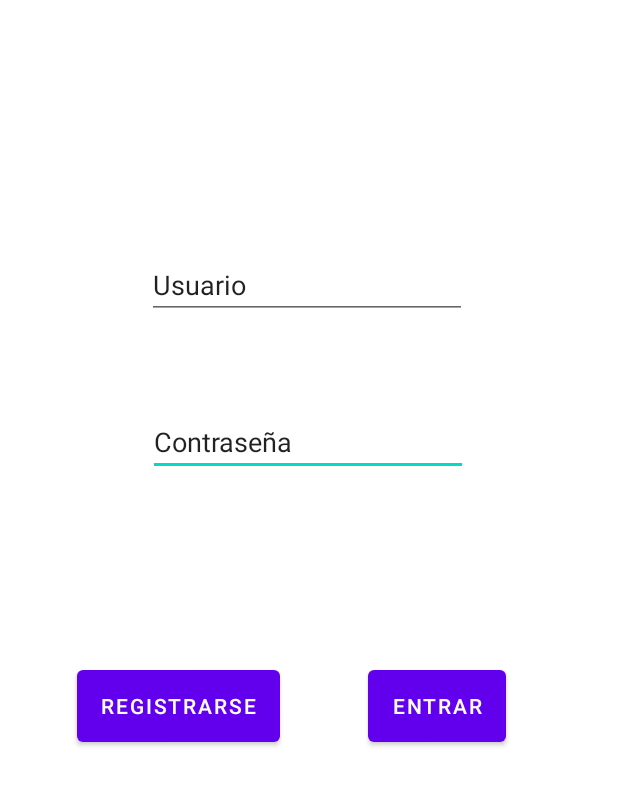
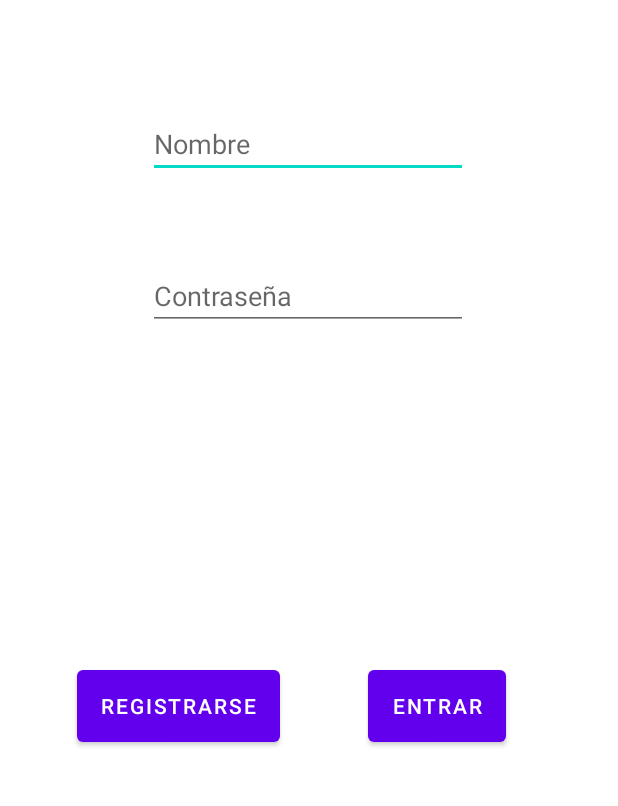
Before and after one commit to yushelit/GestorNotas, an Android app: the screen it shows after launch (MainActivity), after a tap on "ENTRAR", on a phone screen of 412 x 824 dp, the part 223-1029 px from its top. Run offline under Robolectric (Android 15) with nearby library versions, the phone set to English and light mode, and no system bars.

Commit message:
Registro completado

```diff
--- a/app/src/main/java/Modelo/Usuario.kt
+++ b/app/src/main/java/Modelo/Usuario.kt
@@ -1,8 +1,5 @@
 package com.example.Modelo
 
-import kotlinx.serialization.Serializable
-
-@Serializable
 data class Usuario( var id:Int,
                     var nombre:String,
-                    var password:String)
+                    var password:String):java.io.Serializable
--- a/app/src/main/java/com/example/gestornotas/Api/ServiceBuilder.kt
+++ b/app/src/main/java/com/example/gestornotas/Api/ServiceBuilder.kt
@@ -10,7 +10,7 @@ object ServiceBuilder {
     val client = OkHttpClient.Builder().build()
 
     val url = "http://192.168.1.111:8080"
-//    val url = "http://192.168.209.103:8080"
+//    val url = "192.168.209.71:8080"
 
 
     private val retrofit = Retrofit.Builder()
--- a/app/src/main/java/com/example/gestornotas/MainActivity.kt
+++ b/app/src/main/java/com/example/gestornotas/MainActivity.kt
@@ -20,8 +20,8 @@ class MainActivity : AppCompatActivity() {
         setContentView(binding.root)
 
         binding.btnLogin.setOnClickListener {
-            if (binding.editTextTextPersonName.text.trim().isNotEmpty() && binding.editTextPassword.text.trim().isNotEmpty()){
-                getBuscarUnUsuario(binding.editTextTextPersonName.text.toString(), binding.editTextPassword.text.toString())
+            if (binding.textName.text.trim().isNotEmpty() && binding.textPassword.text.trim().isNotEmpty()){
+                getBuscarUnUsuario(binding.textName.text.toString(), binding.textPassword.text.toString())
             }else{
                 Toast.makeText(this@MainActivity, "Campos Vacios", Toast.LENGTH_SHORT).show()
             }
--- a/app/src/main/res/layout/activity_main.xml
+++ b/app/src/main/res/layout/activity_main.xml
@@ -5,34 +5,6 @@
     android:layout_width="match_parent"
     android:layout_height="match_parent"
     tools:context=".MainActivity">
-
-    <EditText
-        android:id="@+id/editTextPassword"
-        android:layout_width="wrap_content"
-        android:layout_height="wrap_content"
-        android:ems="10"
-        android:inputType="textPersonName"
-        android:text="Contraseña"
-        app:layout_constraintBottom_toBottomOf="parent"
-        app:layout_constraintEnd_toEndOf="parent"
-        app:layout_constraintHorizontal_bias="0.497"
-        app:layout_constraintStart_toStartOf="parent"
-        app:layout_constraintTop_toTopOf="parent"
-        app:layout_constraintVertical_bias="0.54" />
-
-    <EditText
-        android:id="@+id/editTextTextPersonName"
-        android:layout_width="wrap_content"
-        android:layout_height="wrap_content"
-        android:ems="10"
-        android:inputType="textPersonName"
-        android:text="Usuario"
-        app:layout_constraintBottom_toBottomOf="parent"
-        app:layout_constraintEnd_toEndOf="parent"
-        app:layout_constraintHorizontal_bias="0.492"
-        app:layout_constraintStart_toStartOf="parent"
-        app:layout_constraintTop_toTopOf="parent"
-        app:layout_constraintVertical_bias="0.406" />
 
     <TextView
         android:id="@+id/textView2"
@@ -74,4 +46,33 @@
         app:layout_constraintStart_toStartOf="parent"
         app:layout_constraintTop_toTopOf="parent"
         app:layout_constraintVertical_bias="0.767" />
+
+    <EditText
+        android:id="@+id/textName"
+        android:layout_width="wrap_content"
+        android:layout_height="wrap_content"
+        android:ems="10"
+        android:hint="Nombre"
+        android:inputType="textPersonName"
+        app:layout_constraintBottom_toBottomOf="parent"
+        app:layout_constraintEnd_toEndOf="parent"
+        app:layout_constraintHorizontal_bias="0.497"
+        app:layout_constraintStart_toStartOf="parent"
+        app:layout_constraintTop_toTopOf="parent"
+        app:layout_constraintVertical_bias="0.285" />
+
+    <EditText
+        android:id="@+id/textPassword"
+        android:layout_width="wrap_content"
+        android:layout_height="wrap_content"
+        android:ems="10"
+        android:hint="Contraseña"
+        android:inputType="textPassword"
+        app:layout_constraintBottom_toBottomOf="parent"
+        app:layout_constraintEnd_toEndOf="parent"
+        app:layout_constraintHorizontal_bias="0.497"
+        app:layout_constraintStart_toStartOf="parent"
+        app:layout_constraintTop_toTopOf="parent"
+        app:layout_constraintVertical_bias="0.415" />
+
 </androidx.constraintlayout.widget.ConstraintLayout>
--- a/app/src/main/res/layout/activity_registro.xml
+++ b/app/src/main/res/layout/activity_registro.xml
@@ -37,8 +37,8 @@
         android:layout_width="wrap_content"
         android:layout_height="wrap_content"
         android:ems="10"
+        android:hint="Nombre"
         android:inputType="textPersonName"
-        android:text="Nombre"
         app:layout_constraintBottom_toBottomOf="parent"
         app:layout_constraintEnd_toEndOf="parent"
         app:layout_constraintHorizontal_bias="0.497"
@@ -51,6 +51,7 @@
         android:layout_width="wrap_content"
         android:layout_height="wrap_content"
         android:ems="10"
+        android:hint="Contraseña"
         android:inputType="textPassword"
         app:layout_constraintBottom_toBottomOf="parent"
         app:layout_constraintEnd_toEndOf="parent"
--- a/app/src/main/res/xml/network_security_config.xml
+++ b/app/src/main/res/xml/network_security_config.xml
@@ -4,6 +4,7 @@
         <domain includeSubdomains="true">127.0.0.1</domain>
         <domain includeSubdomains="true">192.168.1.111</domain>
         <domain includeSubdomains="true">192.168.209.103</domain>
+        <domain includeSubdomains="true">192.168.209.71</domain>
 
     </domain-config>
 </network-security-config>
```
Also changed, not shown: app/src/main/java/com/example/gestornotas/RegistroActivity.kt (+7 -2 lines), app/src/main/res/layout/notas_view.xml (added, +34 -0 lines).
